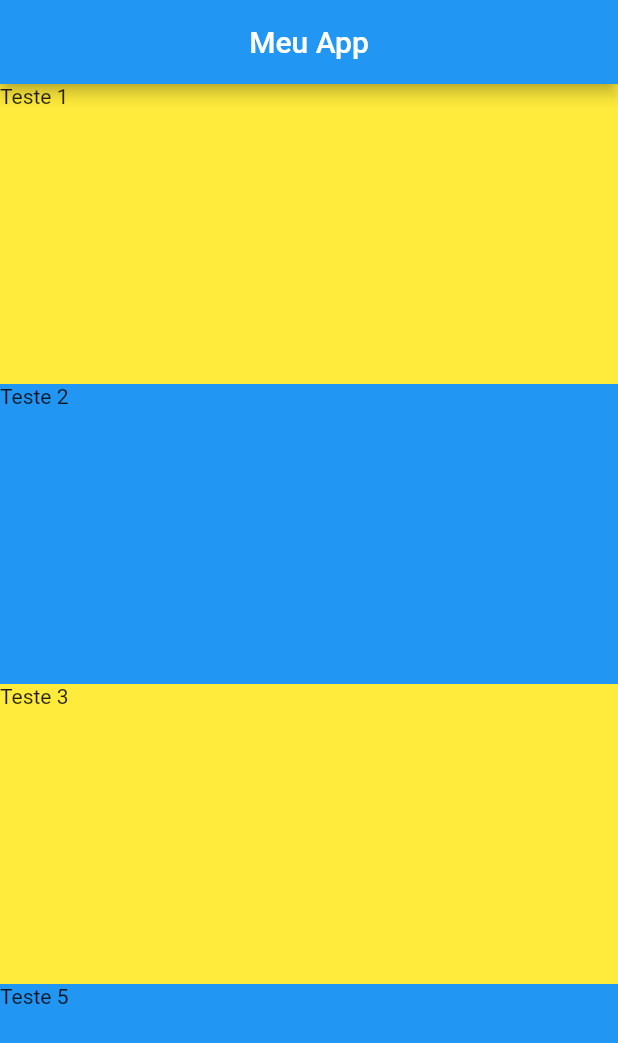
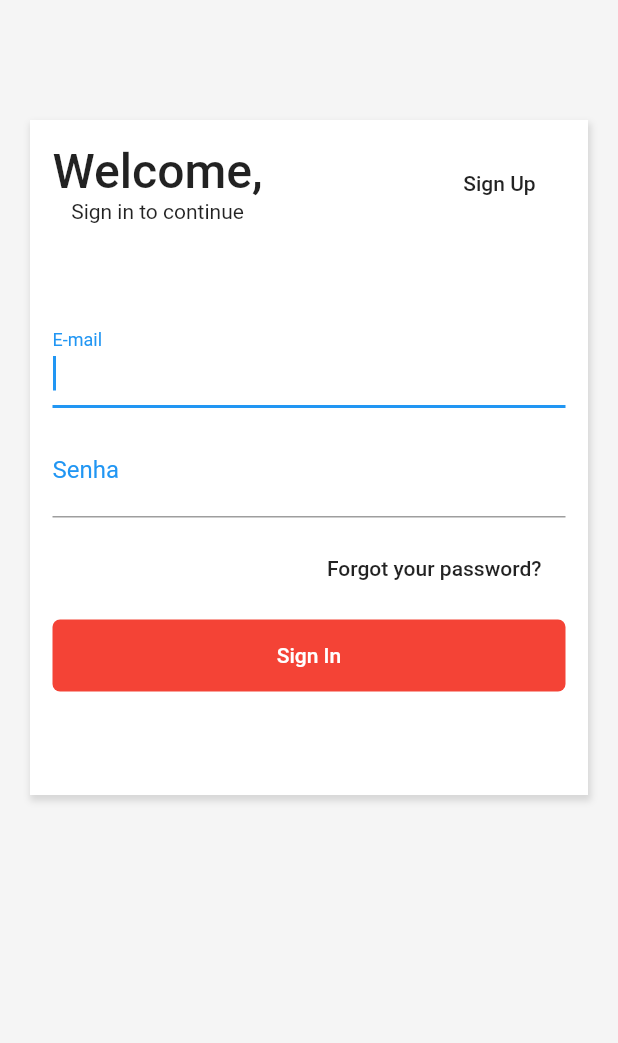
Before and after one commit to rodrigofelipejr/flutter-dart-balta.io, a Flutter app: the screen it shows after launch, on a phone screen of 412 x 824 dp. Shown: the top 1043 px of the screen. Run offline on Flutter 3.47's test engine with Material 2 defaults, Android fonts, the phone set to English and light mode, and no system bars; our stand-ins replace flutter_masked_text, shared_preferences.

Commit message:
Dominando Layouts no Flutter - Layout part 1

```diff
--- /dev/null
+++ b/app_shopping/lib/_temp/temp.dart
@@ -0,0 +1,145 @@
+import 'package:flutter/material.dart';
+
+class WContainer extends StatelessWidget {
+  @override
+  Widget build(BuildContext context) {
+    return Scaffold(
+      appBar: AppBar(
+        title: Center(
+          child: Text("Meu App"),
+        ),
+      ),
+      body: Container(
+        color: Colors.blue,
+        child: Center(
+          child: Text(
+            "Essa é a minha primeira aplicação",
+            style: TextStyle(
+              color: Colors.white,
+              fontSize: 18,
+            ),
+          ),
+        ),
+      ),
+    );
+  }
+}
+
+class WColumn extends StatelessWidget {
+  @override
+  Widget build(BuildContext context) {
+    return Scaffold(
+      appBar: AppBar(
+        title: Center(
+          child: Text("Meu App"),
+        ),
+      ),
+      body: Container(
+        width: double.infinity,
+        color: Colors.red,
+        child: Column(
+          mainAxisAlignment: MainAxisAlignment.center,
+          crossAxisAlignment: CrossAxisAlignment.center,
+          children: [
+            Container(
+              color: Colors.yellow,
+              child: Text("Teste"),
+            ),
+            Text("item 1"),
+            Text("item 2"),
+            Text("item 3"),
+            Text("item 4"),
+            Text("item 5"),
+          ],
+        ),
+      ),
+    );
+  }
+}
+
+class WRow extends StatelessWidget {
+  @override
+  Widget build(BuildContext context) {
+    return Scaffold(
+      appBar: AppBar(
+        title: Center(
+          child: Text("Meu App"),
+        ),
+      ),
+      body: Container(
+        width: double.infinity,
+        height: double.infinity,
+        color: Colors.red,
+        child: Row(
+          mainAxisAlignment: MainAxisAlignment.spaceAround,
+          crossAxisAlignment: CrossAxisAlignment.center,
+          children: [
+            Container(
+              color: Colors.yellow,
+              child: Text("Teste"),
+            ),
+            Text("item 1"),
+            Text("item 2"),
+            Text("item 3"),
+            Text("item 4"),
+            Text("item 5"),
+            Column(
+              children: [
+                Text("C1"),
+                Text("C2"),
+                Text("C2"),
+              ],
+            ),
+          ],
+        ),
+      ),
+    );
+  }
+}
+
+class WListView extends StatelessWidget {
+  @override
+  Widget build(BuildContext context) {
+    return Scaffold(
+      appBar: AppBar(
+        title: Center(
+          child: Text("Meu App"),
+        ),
+      ),
+      body: Container(
+        width: double.infinity,
+        height: double.infinity,
+        color: Colors.red,
+        child: ListView(
+          scrollDirection: Axis.vertical,
+          children: [
+            Container(
+              height: 200,
+              width: double.infinity,
+              color: Colors.yellow,
+              child: Text("Teste 1"),
+            ),
+            Container(
+              height: 200,
+              width: double.infinity,
+              color: Colors.blue,
+              child: Text("Teste 2"),
+            ),
+            Container(
+              height: 200,
+              width: double.infinity,
+              color: Colors.yellow,
+              child: Text("Teste 3"),
+            ),
+            Container(
+              height: 200,
+              width: double.infinity,
+              color: Colors.blue,
+              child: Text("Teste 5"),
+            ),
+          ],
+        ),
+      ),
+    );
+  }
+}
--- a/app_shopping/lib/main.dart
+++ b/app_shopping/lib/main.dart
@@ -1,3 +1,4 @@
+import 'package:app_shopping/pages/login.page.dart';
 import 'package:flutter/material.dart';
 
 void main() => runApp(MyApp());
@@ -11,151 +12,7 @@ class MyApp extends StatelessWidget {
       theme: ThemeData(
         primaryColor: Colors.blue,
       ),
-      home: WListView(),
+      home: Login(),
     );
   }
 }
-
-class WContainer extends StatelessWidget {
-  @override
-  Widget build(BuildContext context) {
-    return Scaffold(
-      appBar: AppBar(
-        title: Center(
-          child: Text("Meu App"),
-        ),
-      ),
-      body: Container(
-        color: Colors.blue,
-        child: Center(
-          child: Text(
-            "Essa é a minha primeira aplicação",
-            style: TextStyle(
-              color: Colors.white,
-              fontSize: 18,
-            ),
-          ),
-        ),
-      ),
-    );
-  }
-}
-
-class WColumn extends StatelessWidget {
-  @override
-  Widget build(BuildContext context) {
-    return Scaffold(
-      appBar: AppBar(
-        title: Center(
-          child: Text("Meu App"),
-        ),
-      ),
-      body: Container(
-        width: double.infinity,
-        color: Colors.red,
-        child: Column(
-          mainAxisAlignment: MainAxisAlignment.center,
-          crossAxisAlignment: CrossAxisAlignment.center,
-          children: [
-            Container(
-              color: Colors.yellow,
-              child: Text("Teste"),
-            ),
-            Text("item 1"),
-            Text("item 2"),
-            Text("item 3"),
-            Text("item 4"),
-            Text("item 5"),
-          ],
-        ),
-      ),
-    );
-  }
-}
-
-class WRow extends StatelessWidget {
-  @override
-  Widget build(BuildContext context) {
-    return Scaffold(
-      appBar: AppBar(
-        title: Center(
-          child: Text("Meu App"),
-        ),
-      ),
-      body: Container(
-        width: double.infinity,
-        height: double.infinity,
-        color: Colors.red,
-        child: Row(
-          mainAxisAlignment: MainAxisAlignment.spaceAround,
-          crossAxisAlignment: CrossAxisAlignment.center,
-          children: [
-            Container(
-              color: Colors.yellow,
-              child: Text("Teste"),
-            ),
-            Text("item 1"),
-            Text("item 2"),
-            Text("item 3"),
-            Text("item 4"),
-            Text("item 5"),
-            Column(
-              children: [
-                Text("C1"),
-                Text("C2"),
-                Text("C2"),
-              ],
-            ),
-          ],
-        ),
-      ),
-    );
-  }
-}
-
-class WListView extends StatelessWidget {
-  @override
-  Widget build(BuildContext context) {
-    return Scaffold(
-      appBar: AppBar(
-        title: Center(
-          child: Text("Meu App"),
-        ),
-      ),
-      body: Container(
-        width: double.infinity,
-        height: double.infinity,
-        color: Colors.red,
-        child: ListView(
-          scrollDirection: Axis.vertical,
-          children: [
-            Container(
-              height: 200,
-              width: double.infinity,
-              color: Colors.yellow,
-              child: Text("Teste 1"),
-            ),
-            Container(
-              height: 200,
-              width: double.infinity,
-              color: Colors.blue,
-              child: Text("Teste 2"),
-            ),
-            Container(
-              height: 200,
-              width: double.infinity,
-              color: Colors.yellow,
-              child: Text("Teste 3"),
-            ),
-            Container(
-              height: 200,
-              width: double.infinity,
-              color: Colors.blue,
-              child: Text("Teste 5"),
-            ),
-          ],
-        ),
-      ),
-    );
-  }
-}
--- /dev/null
+++ b/app_shopping/lib/pages/login.page.dart
@@ -0,0 +1,131 @@
+import 'package:flutter/material.dart';
+
+class Login extends StatelessWidget {
+  @override
+  Widget build(BuildContext context) {
+    return Scaffold(
+      body: Container(
+        color: Color(0xFFF5F5F5),
+        // padding: EdgeInsets.all(40), // todos os lados
+        padding: EdgeInsets.only(
+          top: 80,
+          left: 20,
+          right: 20,
+          bottom: 40,
+        ),
+        child: Column(
+          children: [
+            Container(
+              height: 450,
+              decoration: BoxDecoration(
+                color: Colors.white,
+                boxShadow: [
+                  new BoxShadow(
+                    color: Colors.black12,
+                    offset: new Offset(1, 3.0),
+                    blurRadius: 3,
+                    spreadRadius: 1,
+                  ),
+                ],
+              ),
+              child: Padding(
+                padding: EdgeInsets.all(15),
+                child: ListView(
+                  children: [
+                    Row(
+                      mainAxisAlignment: MainAxisAlignment.spaceBetween,
+                      children: [
+                        Column(
+                          children: [
+                            Text(
+                              "Welcome,",
+                              style: TextStyle(
+                                fontSize: 32,
+                                fontWeight: FontWeight.w500,
+                              ),
+                            ),
+                            Text("Sign in to continue"),
+                          ],
+                        ),
+                        FlatButton(
+                          child: Text("Sign Up"),
+                          onPressed: () {},
+                        ),
+                      ],
+                    ),
+                    SizedBox(
+                      height: 60,
+                    ),
+                    TextFormField(
+                      autofocus: true,
+                      keyboardType: TextInputType.emailAddress,
+                      textInputAction: TextInputAction.next,
+                      decoration: InputDecoration(
+                        labelText: "E-mail",
+                        labelStyle: TextStyle(
+                          color: Theme.of(context).primaryColor,
+                          fontWeight: FontWeight.w400,
+                          fontSize: 16,
+                        ),
+                      ),
+                      style: TextStyle(fontSize: 20),
+                    ),
+                    SizedBox(
+                      height: 10,
+                    ),
+                    TextFormField(
+                      autofocus: true,
+                      keyboardType: TextInputType.text,
+                      textInputAction: TextInputAction.done,
+                      obscureText: true,
+                      decoration: InputDecoration(
+                        labelText: "Senha",
+                        labelStyle: TextStyle(
+                          color: Theme.of(context).primaryColor,
+                          fontWeight: FontWeight.w400,
+                          fontSize: 16,
+                        ),
+                      ),
+                      style: TextStyle(fontSize: 20),
+                    ),
+                    SizedBox(
+                      height: 10,
+                    ),
+                    Container(
+                      alignment: Alignment.centerRight,
+                      child: FlatButton(
+                        child: Text("Forgot your password?"),
+                        onPressed: () {},
+                      ),
+                    ),
+                    SizedBox(
+                      height: 10,
+                    ),
+                    Container(
+                      decoration: BoxDecoration(
+                        color: Colors.red,
+                        borderRadius: BorderRadius.all(
+                          Radius.circular(5),
+                        ),
+                      ),
+                      child: FlatButton(
+                        //materialTapTargetSize: MaterialTapTargetSize.shrinkWrap,
+                        child: Text(
+                          "Sign In",
+                          style: TextStyle(
+                            color: Colors.white,
+                          ),
+                        ),
+                        onPressed: () {},
+                      ),
+                    ),
+                  ],
+                ),
+              ),
+            ),
+          ],
+        ),
+      ),
+    );
+  }
+}
```
